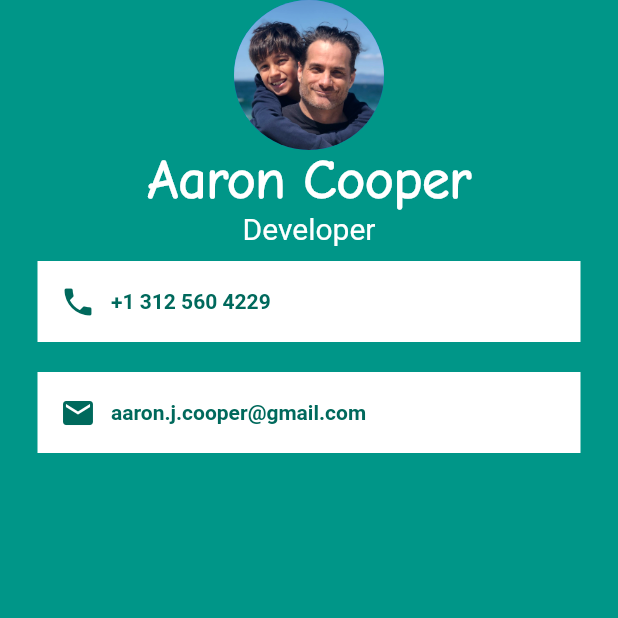
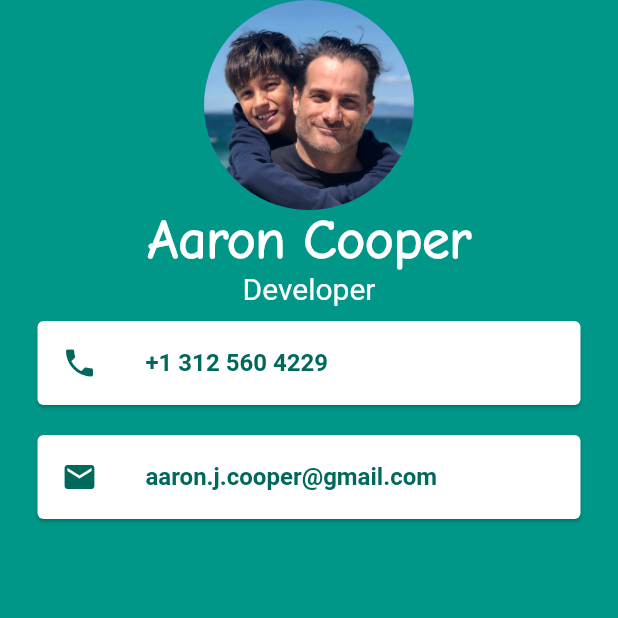
Before and after one commit to acooper306/flutter_test, a Flutter app: the screen it shows after launch, on a phone screen of 412 x 824 dp, the top half of it. Run offline on Flutter 3.47's test engine with Material 2 defaults, Android fonts, the light colour scheme and no system bars.

Commit message:
Swapped out Container for Cards and ListTile

```diff
--- a/lib/main.dart
+++ b/lib/main.dart
@@ -14,7 +14,7 @@ class MyApp extends StatelessWidget {
             child: Column(
           children: <Widget>[
             CircleAvatar(
-              radius: 50.0,
+              radius: 70.0,
               backgroundImage: AssetImage('images/cooper.jpg'),
             ),
             Text(
@@ -30,55 +30,48 @@ class MyApp extends StatelessWidget {
               style: TextStyle(
                   fontWeight: FontWeight.normal,
                   fontSize: 20.0,
-                 // fontFamily: 'Merriweather',
                   color: Colors.white),
             ),
-            Container(
-              padding: EdgeInsets.all(15.0),
-              margin: EdgeInsets.symmetric(vertical: 10.0, horizontal: 25.0,),
+            Card(
+              margin: EdgeInsets.symmetric(
+                vertical: 10.0,
+                horizontal: 25.0,
+              ),
               color: Colors.white,
-              child: Row(
-                children: <Widget>[
-                  Icon(
+              child: ListTile(
+                leading: Icon(
                   Icons.phone,
                   color: Colors.teal[800],
                 ),
-                  SizedBox(
-                    width: 10,
-                  ),
-                  Text(
+                title: Text(
                   "+1 312 560 4229",
                   style: TextStyle(
                     color: Colors.teal[800],
                     fontWeight: FontWeight.bold,
                   ),
                 ),
-                ],
               ),
             ),
-            Container(
-              padding: EdgeInsets.all(15.0),
-              margin: EdgeInsets.symmetric(vertical: 10.0, horizontal: 25.0,),
+            Card(
+              margin: EdgeInsets.symmetric(
+                vertical: 10.0,
+                horizontal: 25.0,
+              ),
               color: Colors.white,
-              child: Row(
-                children: <Widget>[
-                  Icon(
+              child: ListTile(
+                leading: Icon(
                   Icons.email,
                   color: Colors.teal[800],
                 ),
-                  SizedBox(
-                    width: 10,
-                  ),
-                  Text(
+                title: Text(
                   "aaron.j.cooper@gmail.com",
                   style: TextStyle(
                     color: Colors.teal[800],
                     fontWeight: FontWeight.bold,
                   ),
                 ),
-                ],
               ),
-            )
+            ),
           ],
         )),
       ),
```
Lines whose indentation alone changed are shown as unchanged.
